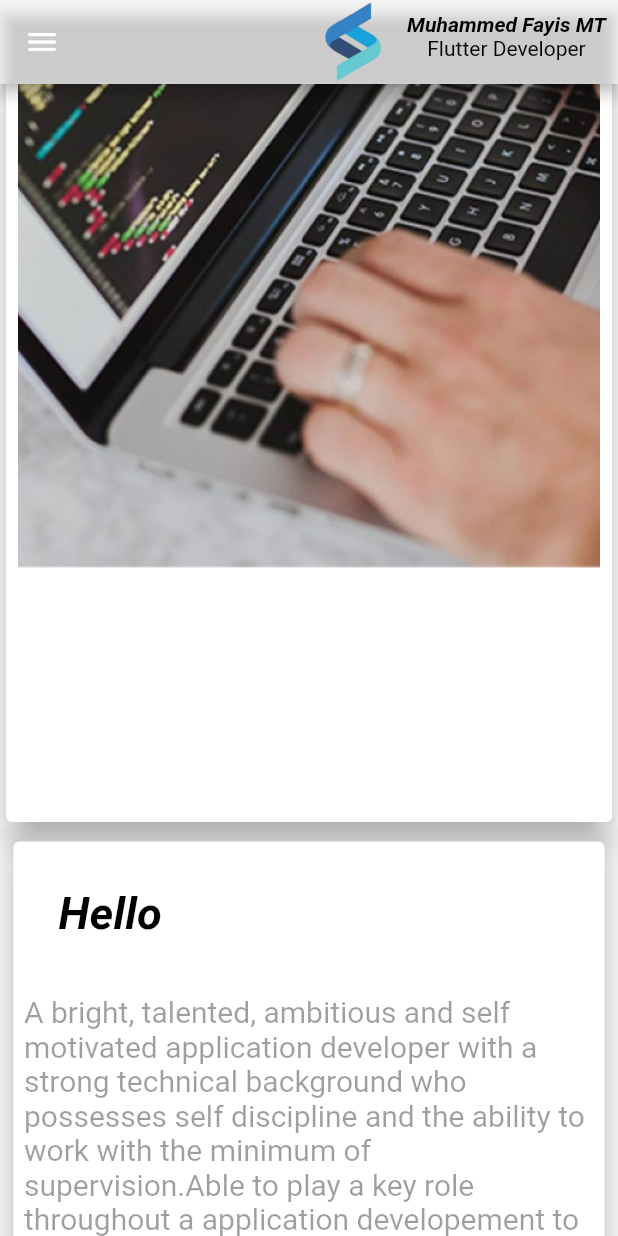
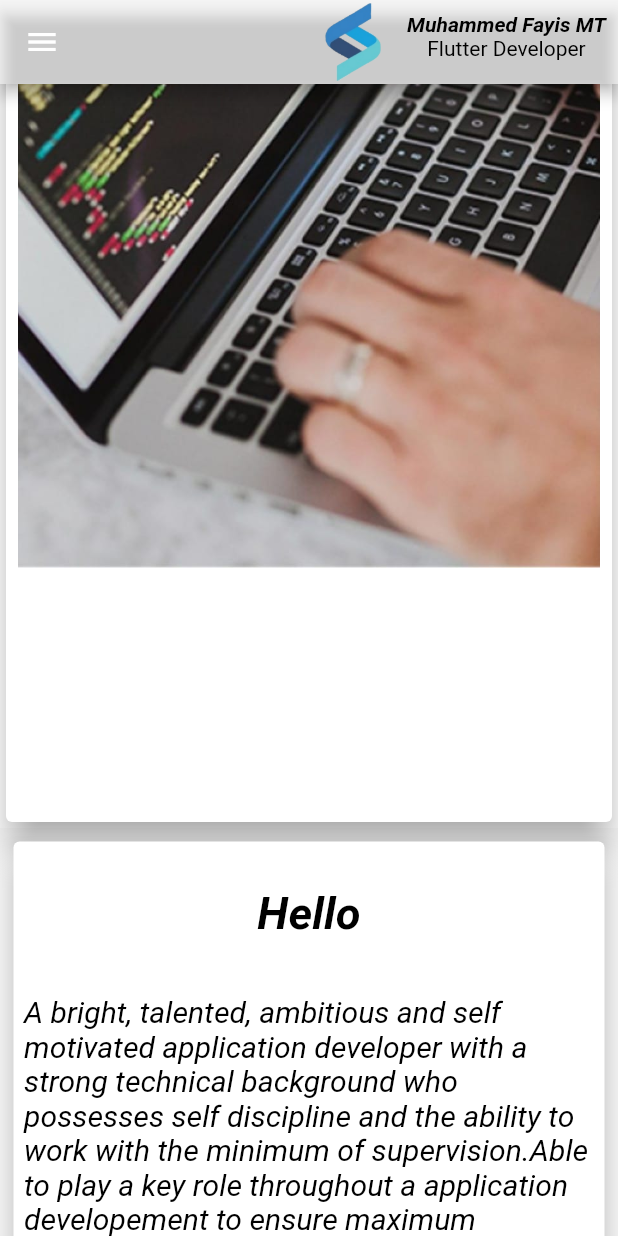
Before and after one commit to FAYIS111/Portfolio, a Flutter app: the screen it shows after launch, scrolled down 1152 dp, on a phone screen of 412 x 824 dp. Run offline on Flutter 3.47's test engine with Material 2 defaults, Android fonts, the phone set to English and light mode, and no system bars.

```diff
--- a/lib/pages/homePage.dart
+++ b/lib/pages/homePage.dart
@@ -1,5 +1,7 @@
 import 'package:flutter/material.dart';
+import 'package:portfolio/pages/fifthPage.dart';
 import 'package:portfolio/pages/firstPage.dart';
+import 'package:portfolio/pages/fourthPage.dart';
 import 'package:portfolio/pages/secondPage.dart';
 import 'package:portfolio/pages/thirdPage.dart';
 
@@ -16,6 +18,8 @@ class HomePage extends StatelessWidget {
           FirstPage(),
           SecondPage(),
           ThirdPage(),
+          FourthPage(),
+          FifthPage(),
         ],
       ),
     );
--- a/lib/pages/thirdPage.dart
+++ b/lib/pages/thirdPage.dart
@@ -1,7 +1,17 @@
 import 'package:flutter/material.dart';
+import 'package:portfolio/widgets/buttonWidget.dart';
+import 'package:portfolio/widgets/textWidget.dart';
 
 class ThirdPage extends StatelessWidget {
   ThirdPage({super.key});
+
+  Widget divider = const Padding(
+    padding: EdgeInsets.all(8.0),
+    child: Divider(
+      color: Colors.black45,
+      thickness: 2,
+    ),
+  );
 
   @override
   Widget build(BuildContext context) {
@@ -13,160 +23,84 @@ class ThirdPage extends StatelessWidget {
         child: Card(
           shadowColor: Colors.grey,
           elevation: 10,
-          child: ListView(
+          child: Column(
             children: [
-              const Padding(
-                padding: EdgeInsets.all(30),
-                child: Text(
-                  "Hello",
-                  style: TextStyle(
-                    color: Colors.black,
-                    fontSize: 30,
-                    fontWeight: FontWeight.bold,
-                    fontStyle: FontStyle.italic,
-                  ),
+              Container(
+                padding: const EdgeInsets.all(30),
+                child: TextWidget(
+                    widgetText: "Hello",
+                    fontValue: 30,
+                    fontWeight: FontWeight.bold),
+              ),
+              Container(
+                padding: const EdgeInsets.all(7),
+                child: TextWidget(
+                    widgetText:
+                        "A bright, talented, ambitious and self motivated application developer with a strong technical background who possesses self discipline and the ability to work with the minimum of supervision.Able to play a key role throughout a application developement to ensure maximum accessibility,customer experiance and usability. A good team player who thrives on creating engaging creative solutions, is deadline orientated and has the ability to produce detailed technical specifications from client requirements.",
+                    fontValue: 20,
+                    fontWeight: FontWeight.normal),
+              ),
+              divider,
+              Container(
+                padding: const EdgeInsets.all(8),
+                child: Row(
+                  children: [
+                    TextWidget(
+                        widgetText: "Name :",
+                        fontValue: 20,
+                        fontWeight: FontWeight.bold),
+                    TextWidget(
+                        widgetText: "  Muhammed Fayis M T",
+                        fontValue: 18,
+                        fontWeight: FontWeight.normal)
+                  ],
                 ),
               ),
-              const Padding(
-                padding: EdgeInsets.all(7),
-                child: Text(
-                  "A bright, talented, ambitious and self motivated application developer with a strong technical background who possesses self discipline and the ability to work with the minimum of supervision.Able to play a key role throughout a application developement to ensure maximum accessibility,customer experiance and usability. A good team player who thrives on creating engaging creative solutions, is deadline orientated and has the ability to produce detailed technical specifications from client requirements.",
-                  style: TextStyle(
-                    color: Colors.black38,
-                    fontSize: 20,
-                  ),
+              Container(
+                padding: const EdgeInsets.all(8),
+                child: Row(
+                  children: [
+                    TextWidget(
+                        widgetText: "Email :",
+                        fontValue: 20,
+                        fontWeight: FontWeight.bold),
+                    TextWidget(
+                        widgetText: "  fayismt111@gmail.com",
+                        fontValue: 18,
+                        fontWeight: FontWeight.normal),
+                  ],
                 ),
               ),
-              const Padding(
-                padding: EdgeInsets.all(20),
-                child: Divider(
-                  color: Colors.black45,
-                  thickness: 2,
+              Container(
+                padding: const EdgeInsets.all(8),
+                child: Row(
+                  children: [
+                    TextWidget(
+                        widgetText: "phone :",
+                        fontValue: 20,
+                        fontWeight: FontWeight.bold),
+                    TextWidget(
+                        widgetText: "  9526186184",
+                        fontValue: 18,
+                        fontWeight: FontWeight.normal)
+                  ],
                 ),
               ),
-              const Row(
-                children: [
-                  Padding(
-                    padding: EdgeInsets.all(7.0),
-                    child: Text(
-                      "Name :",
-                      style: TextStyle(
-                        color: Colors.black,
-                        fontSize: 20,
-                        fontWeight: FontWeight.bold,
-                      ),
-                    ),
-                  ),
-                  Padding(
-                    padding: EdgeInsets.all(10),
-                    child: Text(
-                      "Muhammed fayis MT",
-                      style: TextStyle(
-                          color: Colors.black,
-                          fontSize: 18,
-                          fontWeight: FontWeight.normal),
-                    ),
-                  ),
-                ],
+              Container(
+                padding: const EdgeInsets.all(8),
+                child: Row(
+                  children: [
+                    TextWidget(
+                        widgetText: "Web Address :",
+                        fontValue: 20,
+                        fontWeight: FontWeight.bold),
+                    TextWidget(
+                        widgetText: "  ***********",
+                        fontValue: 18,
+                        fontWeight: FontWeight.normal),
+                  ],
+                ),
               ),
-              const Row(
-                children: [
-                  Padding(
-                    padding: EdgeInsets.all(7.0),
-                    child: Text(
-                      "Email :",
-                      style: TextStyle(
-                        color: Colors.black,
-                        fontSize: 20,
-                        fontWeight: FontWeight.bold,
-                      ),
-                    ),
-                  ),
-                  Padding(
-                    padding: EdgeInsets.all(10),
-                    child: Text(
-                      "fayismt111@gmail.com",
-                      style: TextStyle(
-                          color: Colors.black,
-                          fontSize: 18,
-                          fontWeight: FontWeight.normal),
-                    ),
-                  ),
-                ],
-              ),
-              const Row(
-                children: [
-                  Padding(
-                    padding: EdgeInsets.all(7.0),
-                    child: Text(
-                      "Phone :",
-                      style: TextStyle(
-                        color: Colors.black,
-                        fontSize: 20,
-                        fontWeight: FontWeight.bold,
-                      ),
-                    ),
-                  ),
-                  Padding(
-                    padding: EdgeInsets.all(10),
-                    child: Text(
-                      "9526186184",
-                      style: TextStyle(
-                          color: Colors.black,
-                          fontSize: 18,
-                          fontWeight: FontWeight.normal),
-                    ),
-                  ),
-                ],
-              ),
-              const Row(
-                children: [
-                  Padding(
-                    padding: EdgeInsets.all(7.0),
-                    child: Text(
-                      "Web Address :",
-                      style: TextStyle(
-                        color: Colors.black,
-                        fontSize: 20,
-                        fontWeight: FontWeight.bold,
-                      ),
-                    ),
-                  ),
-                  Padding(
-                    padding: EdgeInsets.all(10),
-                    child: Text(
-                      "***********",
-                      style: TextStyle(
-                          color: Colors.black,
-                          fontSize: 18,
-                          fontWeight: FontWeight.normal),
-                    ),
-                  ),
-                ],
-              ),
-              Row(
-                mainAxisAlignment: MainAxisAlignment.spaceEvenly,
-                children: [
-                  ElevatedButton(
-                    style: ButtonStyle(
-                      backgroundColor: MaterialStateProperty.all(Colors.black),
-                    ),
-                    onPressed: () {},
-                    child: const Text("Download C V"),
-                  ),
-                  ElevatedButton(
-                    style: ButtonStyle(
-                      textStyle: MaterialStateProperty.all(
-                        TextStyle(
-                          color: Colors.black,
-                        ),
-                      ),
-                    ),
-                    onPressed: () {},
-                    child: Text("Contact Me"),
-                  ),
-                ],
-              )
             ],
           ),
         ),
--- a/lib/widgets/textWidget.dart
+++ b/lib/widgets/textWidget.dart
@@ -2,20 +2,23 @@ import 'package:flutter/material.dart';
 
 class TextWidget extends StatelessWidget {
   final String widgetText;
+  final double? fontValue;
+  final FontWeight? fontWeight;
 
-  TextWidget({
-    super.key,
-    required this.widgetText,
-  });
+  TextWidget(
+      {super.key,
+      required this.widgetText,
+      required this.fontValue,
+      required this.fontWeight});
 
   @override
   Widget build(BuildContext context) {
     return Text(
       widgetText,
-      style: const TextStyle(
+      style: TextStyle(
         color: Colors.black,
-        fontWeight: FontWeight.bold,
-        fontSize: 16,
+        fontWeight: fontWeight,
+        fontSize: fontValue,
         fontStyle: FontStyle.italic,
       ),
     );
```
Also changed, not shown: lib/pages/fifthPage.dart (added, +79 -0 lines), lib/pages/firstPage.dart (+10 -4 lines), lib/pages/fourthPage.dart (added, +28 -0 lines), lib/widgets/buttonWidget.dart (added, +14 -0 lines), lib/widgets/skillsText.dart (added, +21 -0 lines).
